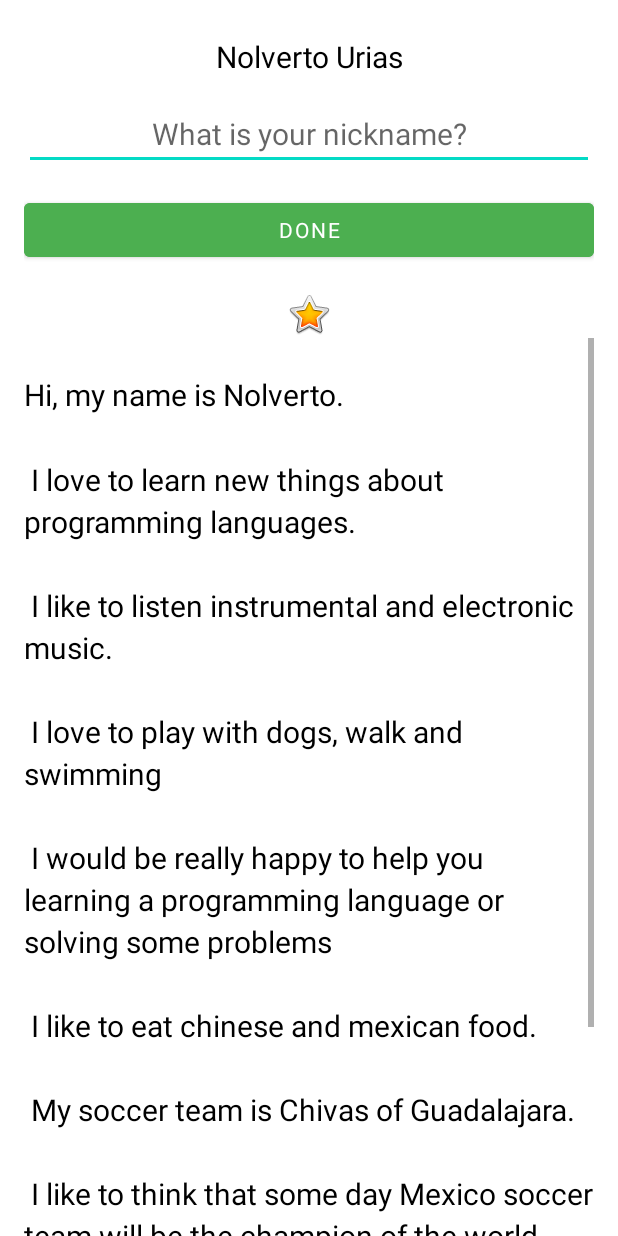
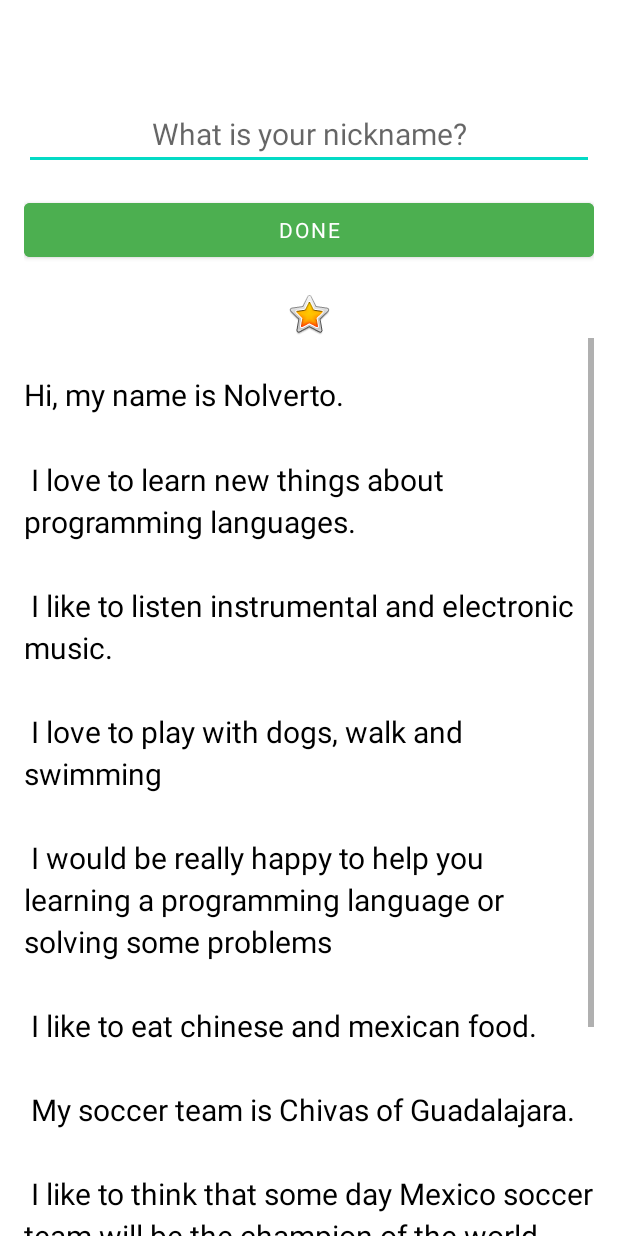
Before and after one commit to nolvertou/DataBindingAboutMe, an Android app: the layout activity_main.xml on its own in the app's theme, with its tools: preview values and no code run, on a phone screen of 412 x 824 dp. Run offline under Robolectric (Android 15) with nearby library versions, the phone set to English and light mode, and no system bars; Roboto replaces fonts that are not available here.

```diff
--- /dev/null
+++ b/app/src/main/java/nou/com/example/databindingaboutme/MyName.kt
@@ -0,0 +1,6 @@
+package nou.com.example.databindingaboutme
+
+data class MyName(
+    var name    : String = "",
+    var nickname: String = ""
+)
--- a/app/src/main/res/layout/activity_main.xml
+++ b/app/src/main/res/layout/activity_main.xml
@@ -6,7 +6,9 @@
     tools:context=".MainActivity">
 
     <data>
-
+        <variable
+            name="myName"
+            type="nou.com.example.databindingaboutme.MyName" />
     </data>
     <LinearLayout
         xmlns:android="http://schemas.android.com/apk/res/android"
@@ -22,7 +24,7 @@
             style="@style/NameStyle"
             android:layout_width="match_parent"
             android:layout_height="wrap_content"
-            android:text="@string/name"
+            android:text="@={myName.name}"
             android:textAlignment="center" />
 
         <EditText
@@ -52,6 +54,7 @@
             android:layout_width="match_parent"
             android:layout_height="wrap_content"
             android:textAlignment="center"
+            android:text="@={myName.nickname}"
             android:visibility="gone" />
 
         <ImageView
```
Also changed, not shown: app/src/main/java/nou/com/example/databindingaboutme/MainActivity.kt (+7 -7 lines).
